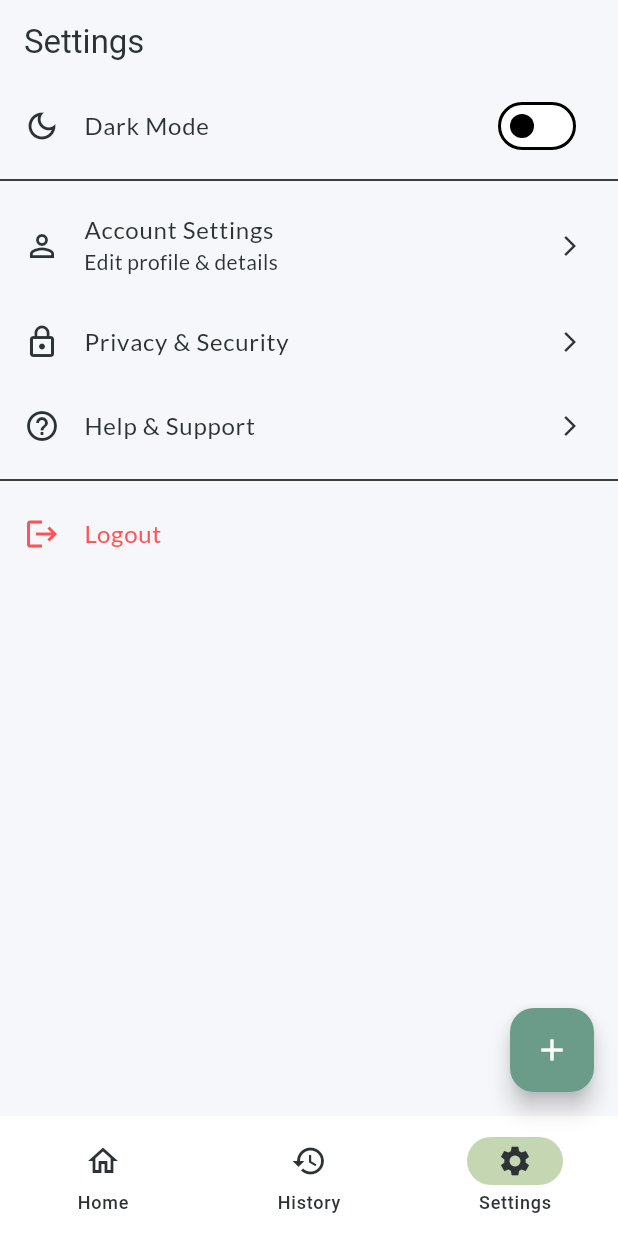
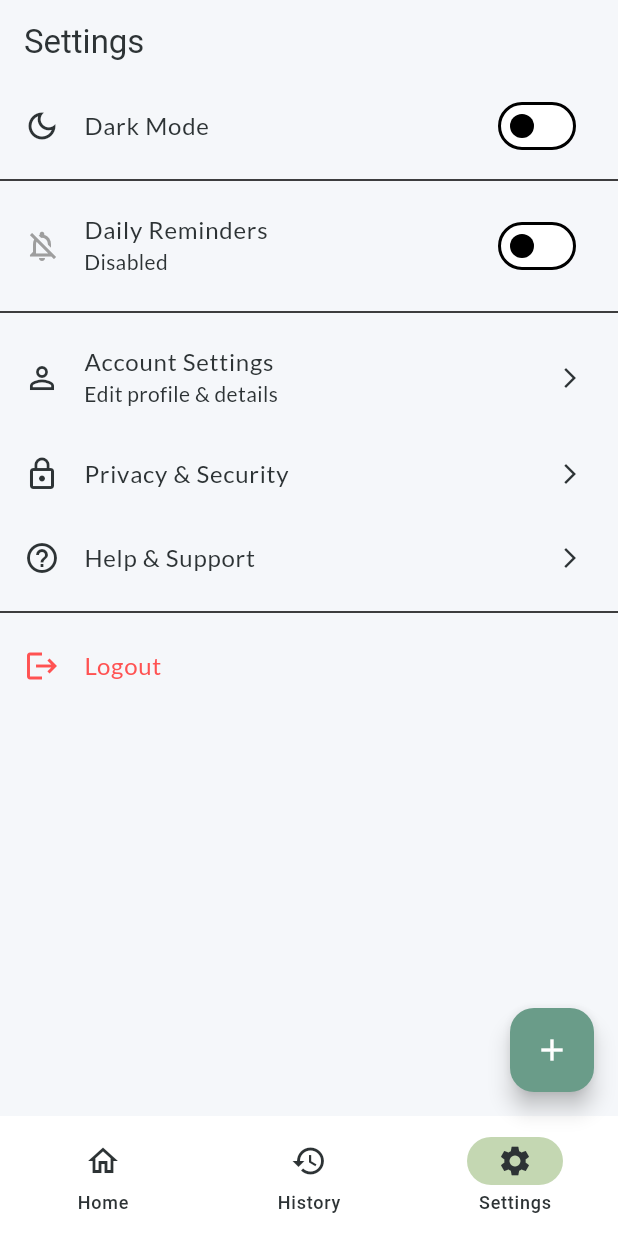
Before and after one commit to vivekjain2811/Ai-journal-app, a Flutter app: the screen it shows once a user with an empty profile is signed in, item 3 of the bottom bar chosen, on a phone screen of 412 x 824 dp. Run offline on Flutter 3.47's test engine with Material 3 defaults, Android fonts, the phone set to English and light mode, and no system bars; our stand-ins replace cloud_firestore, firebase_auth, firebase_core, firebase_storage, fl_chart, flutter_dotenv and 6 more; accounts and stored records are empty; network calls fail.

Commit message:
notification changes

```diff
--- a/lib/main.dart
+++ b/lib/main.dart
@@ -5,11 +5,17 @@ import 'theme/app_theme.dart';
 import 'theme/theme_provider.dart';
 import 'screens/splash_screen.dart';
 import 'package:flutter_dotenv/flutter_dotenv.dart';
+import 'services/notification_service.dart';
 
 void main() async {
   WidgetsFlutterBinding.ensureInitialized();
   await Firebase.initializeApp();
   await dotenv.load(fileName: ".env");
+
+  // Initialize Notifications
+  final notificationService = NotificationService();
+  await notificationService.init();
+  await notificationService.checkAndReschedule();
 
   runApp(
     ChangeNotifierProvider(
--- a/lib/screens/journal_entry_screen.dart
+++ b/lib/screens/journal_entry_screen.dart
@@ -6,6 +6,7 @@ import 'package:speech_to_text/speech_to_text.dart' as stt;
 import '../models/journal_entry.dart';
 import '../services/journal_service.dart';
 import '../services/ai_service.dart'; // Restore this import
+import '../services/notification_service.dart';
 
 
 
@@ -224,6 +225,7 @@ class _JournalEntryScreenState extends State<JournalEntryScreen> with SingleTick
       }
 
       // Cancel reminders as the user has journaled
+      await NotificationService().completeForToday();
 
       if (mounted) Navigator.pop(context);
     } catch (e) {
--- a/lib/screens/settings_screen.dart
+++ b/lib/screens/settings_screen.dart
@@ -3,6 +3,8 @@ import 'package:provider/provider.dart';
 import 'package:firebase_auth/firebase_auth.dart';
 import '../services/auth_service.dart';
 import '../services/user_service.dart';
+import '../services/notification_service.dart';
+import 'package:shared_preferences/shared_preferences.dart';
 
 import '../models/user_model.dart';
 import '../theme/theme_provider.dart';
@@ -20,13 +22,141 @@ class SettingsScreen extends StatefulWidget {
 
 class _SettingsScreenState extends State<SettingsScreen> {
 
+  bool _notificationsEnabled = false;
+  int _frequencyMinutes = 120; // Default 2 hours (120 min)
+  final NotificationService _notificationService = NotificationService();
 
   @override
   void initState() {
     super.initState();
-
+    _loadSettings();
   }
 
+  Future<void> _loadSettings() async {
+    final prefs = await SharedPreferences.getInstance();
+    setState(() {
+      _notificationsEnabled = prefs.getBool('reminders_enabled') ?? false;
+      _frequencyMinutes = prefs.getInt('reminder_interval') ?? 120;
+    });
+  }
+
+   Widget _buildReminderSection() {
+    return Column(
+      children: [
+        SwitchListTile(
+          title: const Text('Daily Reminders'),
+          subtitle: Text(_notificationsEnabled ? 'Active: Every ${_getFrequencyLabel(_frequencyMinutes)}' : 'Disabled'),
+          secondary: Icon(
+             _notificationsEnabled ? Icons.notifications_active : Icons.notifications_off_outlined,
+             color: _notificationsEnabled ? Theme.of(context).primaryColor : Colors.grey,
+          ),
+          value: _notificationsEnabled,
+          onChanged: (bool value) async {
+            if (value) {
+              final granted = await _notificationService.requestPermissions();
+              if (granted) {
+                await _notificationService.scheduleReminders(intervalMinutes: _frequencyMinutes);
+                setState(() => _notificationsEnabled = true);
+              } else {
+                 if (mounted) {
+                    ScaffoldMessenger.of(context).showSnackBar(
+                      const SnackBar(content: Text('Permission required for reminders')),
+                    );
+                 }
+              }
+            } else {
+              await _notificationService.cancelReminders();
+              final prefs = await SharedPreferences.getInstance();
+              await prefs.setBool('reminders_enabled', false);
+              setState(() => _notificationsEnabled = false);
+            }
+          },
+        ),
+        if (_notificationsEnabled)
+           Padding(
+             padding: const EdgeInsets.symmetric(horizontal: 16.0, vertical: 8.0),
+             child: Row(
+               children: [
+                 const Text('Frequency: '),
+                 const SizedBox(width: 16),
+                 Expanded(
+                   child: DropdownButton<int>(
+                     isExpanded: true,
+                     value: _frequencyMinutes,
+                     items: const [
+                       DropdownMenuItem(value: 2, child: Text('Every 2 Minutes (Test)')),
+                       DropdownMenuItem(value: 60, child: Text('Every 1 Hour')),
+                       DropdownMenuItem(value: 120, child: Text('Every 2 Hours')),
+                       DropdownMenuItem(value: 240, child: Text('Every 4 Hours')),
+                       DropdownMenuItem(value: 300, child: Text('Every 5 Hours')),
+                     ],
+                     onChanged: (int? newValue) async {
+                       if (newValue != null) {
+                         setState(() => _frequencyMinutes = newValue);
+                         await _notificationService.scheduleReminders(intervalMinutes: newValue);
+                       }
+                     },
+                   ),
+                 ),
+               ],
+             ),
+           ),
+        if (_notificationsEnabled)
+           Padding(
+             padding: const EdgeInsets.only(top: 10.0),
+             child: Center(
+               child: TextButton.icon(
+                 onPressed: () async {
+                   await NotificationService().showInstantNotification();
+                   ScaffoldMessenger.of(context).showSnackBar(
+                     const SnackBar(content: Text('Sent test notification')),
+                   );
+                 },
+                 icon: const Icon(Icons.notifications_active),
+                 label: const Text('Send Instant Test Notification'),
+               ),
+             ),
+           ),
+        if (_notificationsEnabled)
+           Padding(
+             padding: const EdgeInsets.only(top: 10.0),
+             child: Center(
+               child: TextButton.icon(
+                 onPressed: () async {
+                   final now = DateTime.now();
+                   // Re-configure to be safe
+                   await NotificationService().configureLocalTimeZone();
+
+                   final tzNow = tz.TZDateTime.now(tz.local);
+                   final offset = tzNow.timeZoneOffset;
+
+                   if (context.mounted) {
+                    ScaffoldMessenger.of(context).showSnackBar(
+                      SnackBar(
+                        content: Text(
+                          'TZ Name: ${tz.local.name}\n'
+                          'Device Time: ${now.hour}:${now.minute}:${now.second}\n'
+                          'TZ Time: ${tzNow.hour}:${tzNow.minute}:${tzNow.second}\n'
+                          'Offset: ${offset.inHours}h ${offset.inMinutes.remainder(60)}m'
+                        ),
+                        duration: const Duration(seconds: 10),
+                      ),
+                    );
+                   }
+                 },
+                 icon: const Icon(Icons.access_time),
+                 label: const Text('Check Timezone Info'),
+               ),
+             ),
+           ),
+      ],
+    );
+  }
+
+  String _getFrequencyLabel(int minutes) {
+    if (minutes < 60) return '$minutes mins';
+    return '${minutes ~/ 60} hours';
+  }
 
 
 
@@ -61,6 +191,11 @@ class _SettingsScreenState extends State<SettingsScreen> {
                   Provider.of<ThemeProvider>(context, listen: false).toggleTheme(value);
                 },
               ),
+
+              const Divider(),
+
+              // REMINDER SETTINGS - FIXED MISSING CALL
+              _buildReminderSection(),
 
               const Divider(),
               ListTile(
--- a/pubspec.yaml
+++ b/pubspec.yaml
@@ -52,6 +52,10 @@ dependencies:
 
   shared_preferences: ^2.5.4
   flutter_dotenv: ^5.1.0
+  flutter_local_notifications: ^18.0.1
+  timezone: ^0.10.0
+  permission_handler: ^12.0.1
+  flutter_timezone: ^5.0.1
 
 dev_dependencies:
   flutter_test:
```
Also changed, not shown: pubspec.lock, 5 other files.
